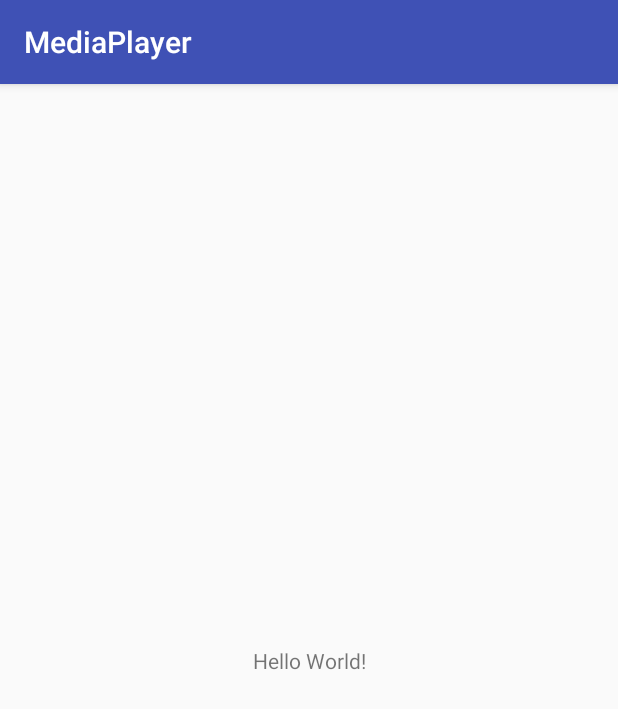
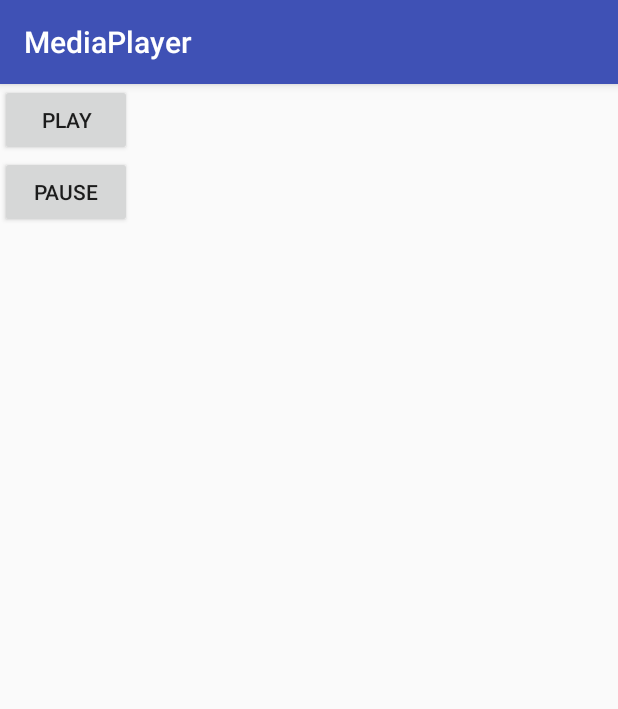
Before and after one commit to kennethev/MediaPlayer, an Android app: the screen it shows after launch (MainActivity), on a phone screen of 412 x 824 dp. Shown: the top 709 px of the screen. Run offline under Robolectric (Android 15) with nearby library versions, the phone set to English and light mode, and no system bars.

Commit message:
pracctice loading mp3 files

```diff
--- a/app/src/main/java/com/example/android/mediaplayer/MainActivity.java
+++ b/app/src/main/java/com/example/android/mediaplayer/MainActivity.java
@@ -1,13 +1,43 @@
 package com.example.android.mediaplayer;
 
+
+import android.media.MediaPlayer;
 import android.support.v7.app.AppCompatActivity;
 import android.os.Bundle;
+import android.view.View;
+import android.widget.Button;
+import android.widget.ImageView;
+import android.widget.Toast;
 
 public class MainActivity extends AppCompatActivity {
+    private MediaPlayer mediaPlayer;
 
-    @Override
+
+        @Override
     protected void onCreate(Bundle savedInstanceState) {
         super.onCreate ( savedInstanceState );
         setContentView ( R.layout.activity_main );
+
+ mediaPlayer =MediaPlayer.create (this,R.raw.sports  );
+
+    Button playButton =(Button)  findViewById(R.id.play_button);
+        playButton.setOnClickListener(new View.OnClickListener() {
+
+            @Override
+            public void onClick(View v) {
+                mediaPlayer.start();
+                }
+        });
+
+            Button pauseButton =(Button)  findViewById(R.id.pause_button);
+            pauseButton.setOnClickListener(new View.OnClickListener(){
+
+            @Override
+                public  void onClick(View v) {
+                mediaPlayer.pause ();
+
+       }
+        });
+
     }
-}
+            }
--- a/app/src/main/res/layout/activity_main.xml
+++ b/app/src/main/res/layout/activity_main.xml
@@ -1,18 +1,24 @@
 <?xml version="1.0" encoding="utf-8"?>
-<android.support.constraint.ConstraintLayout xmlns:android="http://schemas.android.com/apk/res/android"
-    xmlns:app="http://schemas.android.com/apk/res-auto"
-    xmlns:tools="http://schemas.android.com/tools"
-    android:layout_width="match_parent"
-    android:layout_height="match_parent"
-    tools:context=".MainActivity">
 
-    <TextView
+    <LinearLayout xmlns:android="http://schemas.android.com/apk/res/android"
+        xmlns:app="http://schemas.android.com/apk/res-auto"
+        xmlns:tools="http://schemas.android.com/tools"
+        android:layout_width="match_parent"
+        android:layout_height="match_parent"
+        android:orientation="vertical"
+        tools:context=".MainActivity">
+
+       <Button
         android:layout_width="wrap_content"
         android:layout_height="wrap_content"
-        android:text="Hello World!"
-        app:layout_constraintBottom_toBottomOf="parent"
-        app:layout_constraintLeft_toLeftOf="parent"
-        app:layout_constraintRight_toRightOf="parent"
-        app:layout_constraintTop_toTopOf="parent" />
+        android:text="Play"
+        android:id="@+id/play_button"/>
 
-</android.support.constraint.ConstraintLayout>
+    <Button
+        android:layout_width="wrap_content"
+        android:layout_height="wrap_content"
+        android:text="Pause"
+        android:id="@+id/pause_button"/>
+
+
+</LinearLayout>
```
Also changed, not shown: 2 other files.
